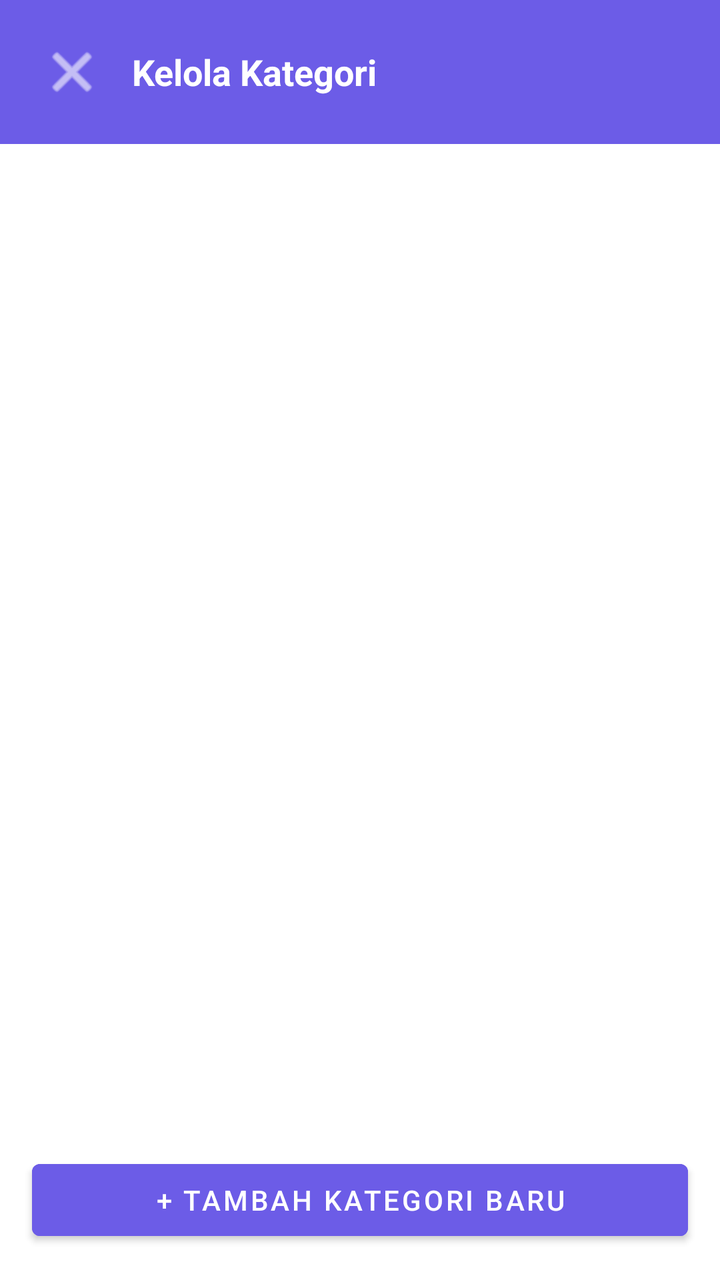
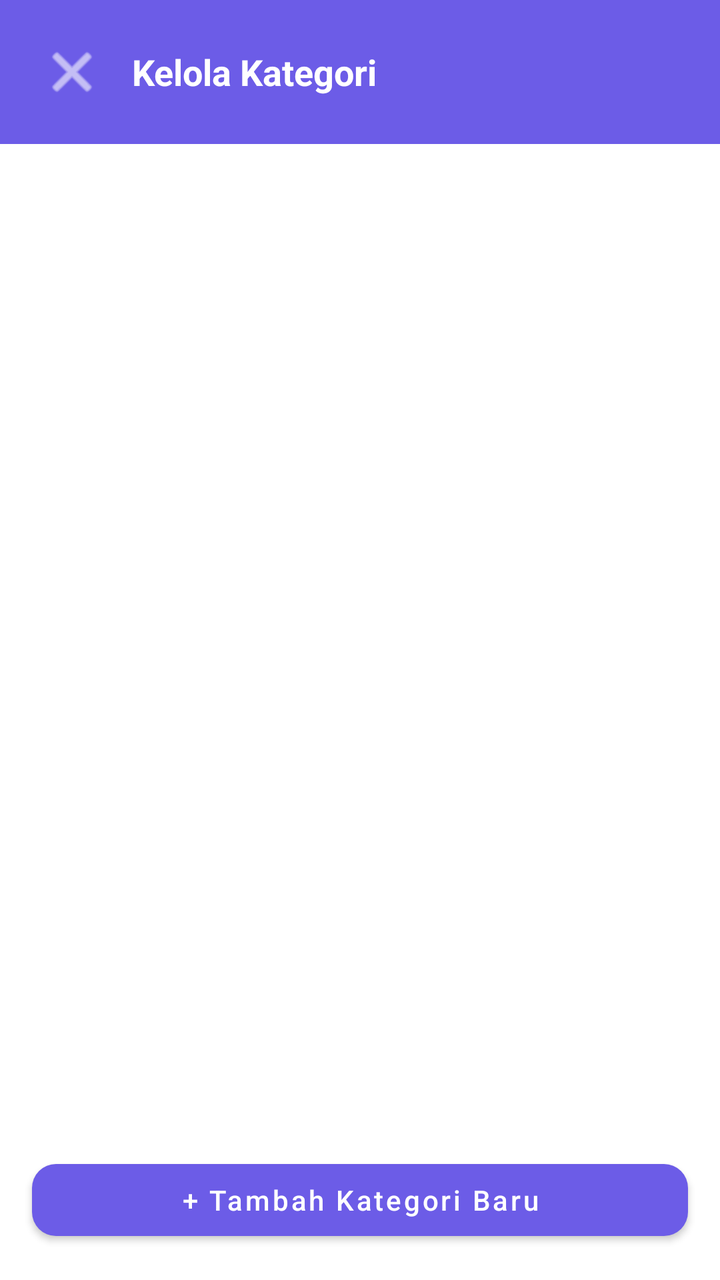

Two renders of the same Android screen: before a commit and after it. Below are the layout's source before the change and the commit's diff.
<!-- AndroidManifest.xml: application theme Theme.TodoAlarm -->
<!-- res/layout/activity_category_manage.xml -->
<?xml version="1.0" encoding="utf-8"?>
<LinearLayout xmlns:android="http://schemas.android.com/apk/res/android"
    android:layout_width="match_parent"
    android:layout_height="match_parent"
    android:orientation="vertical"
    android:background="?android:attr/colorBackground">

    <LinearLayout
        android:layout_width="match_parent"
        android:layout_height="wrap_content"
        android:orientation="horizontal"
        android:gravity="center_vertical"
        android:background="?attr/colorPrimary"
        android:padding="18dp">

        <ImageButton
            android:id="@+id/btnBack"
            android:layout_width="36dp"
            android:layout_height="36dp"
            android:src="@android:drawable/ic_menu_close_clear_cancel"
            android:background="?attr/selectableItemBackgroundBorderless"
            app:tint="#FFFFFF"
            xmlns:app="http://schemas.android.com/apk/res-auto" />

        <TextView
            android:layout_width="0dp"
            android:layout_height="wrap_content"
            android:layout_weight="1"
            android:layout_marginStart="12dp"
            android:text="Kelola Kategori"
            android:textColor="#FFFFFF"
            android:textSize="18sp"
            android:textStyle="bold" />
    </LinearLayout>

    <androidx.recyclerview.widget.RecyclerView
        android:id="@+id/rvCategories"
        android:layout_width="match_parent"
        android:layout_height="0dp"
        android:layout_weight="1"
        android:padding="16dp" />

    <Button
        android:id="@+id/btnAddCategory"
        android:layout_width="match_parent"
        android:layout_height="wrap_content"
        android:layout_margin="16dp"
        android:text="+ Tambah Kategori Baru"
        android:backgroundTint="#6C5CE7"
        android:textColor="#FFFFFF" />

</LinearLayout>
<!-- resources referenced by this layout -->
<resources>
  <style name="Theme.TodoAlarm" parent="Theme.MaterialComponents.DayNight.NoActionBar">
          <item name="colorPrimary">@color/purple_primary</item>
          <item name="colorPrimaryVariant">@color/purple_dark</item>
          <item name="colorOnPrimary">@color/white</item>
          <item name="android:statusBarColor">@color/purple_primary</item>
      </style>
  <color name="purple_primary">#6C5CE7</color>
  <color name="purple_dark">#5849C2</color>
  <color name="white">#FFFFFF</color>
</resources>

<!-- the commit's change to res/layout/activity_category_manage.xml (unified diff, before → after) -->
@@ -1,5 +1,6 @@
 <?xml version="1.0" encoding="utf-8"?>
 <LinearLayout xmlns:android="http://schemas.android.com/apk/res/android"
+    xmlns:app="http://schemas.android.com/apk/res-auto"
     android:layout_width="match_parent"
     android:layout_height="match_parent"
     android:orientation="vertical"
@@ -40,13 +41,15 @@
         android:layout_weight="1"
         android:padding="16dp" />
 
-    <Button
+    <com.google.android.material.button.MaterialButton
         android:id="@+id/btnAddCategory"
         android:layout_width="match_parent"
         android:layout_height="wrap_content"
         android:layout_margin="16dp"
         android:text="+ Tambah Kategori Baru"
-        android:backgroundTint="#6C5CE7"
+        android:textAllCaps="false"
+        app:cornerRadius="12dp"
+        app:backgroundTint="#6C5CE7"
         android:textColor="#FFFFFF" />
 
 </LinearLayout>
